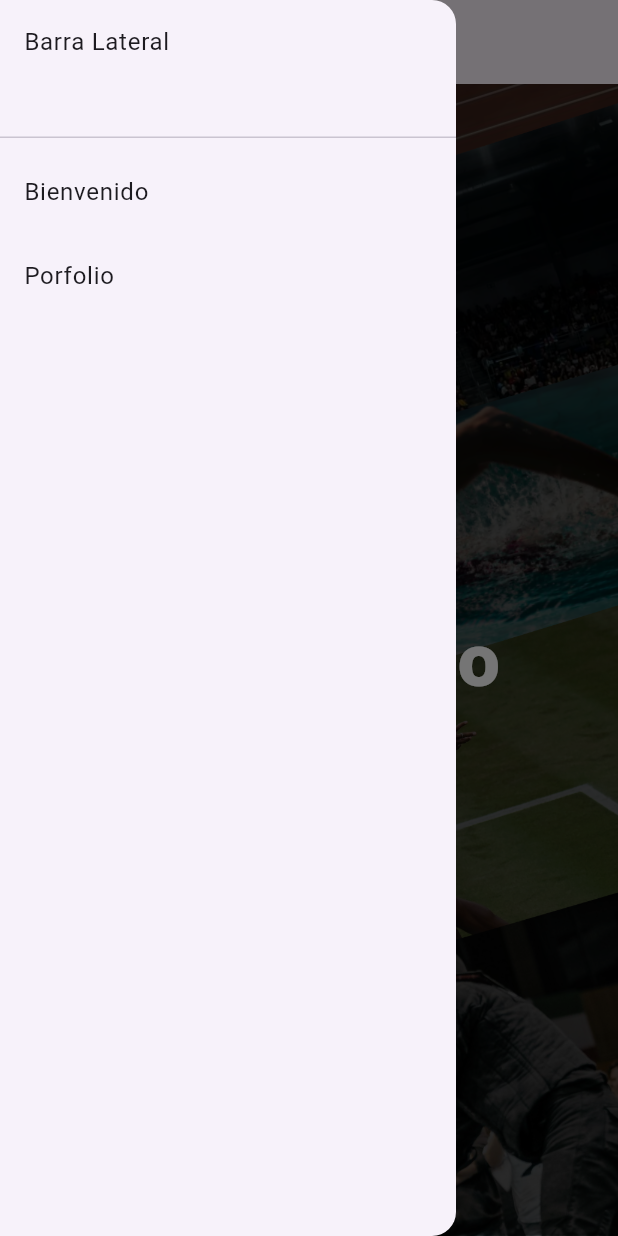
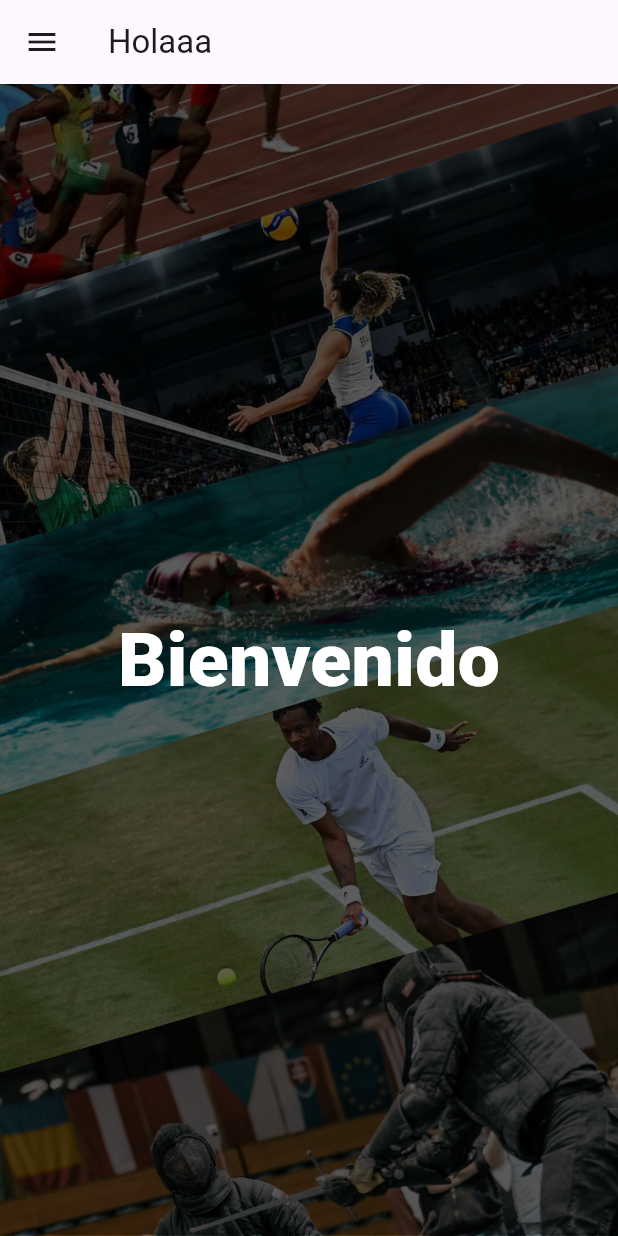
Before and after one commit to reiizamo/PGL-P2-MyPortfolio, a Flutter app: the screen it shows after launch, in the side drawer, after a tap on "Bienvenido", on a phone screen of 412 x 824 dp. Run offline on Flutter 3.47's test engine with Material 3 defaults, Android fonts, the light colour scheme and no system bars.

Commit message:
mainPage structure

```diff
--- a/lib/app.dart
+++ b/lib/app.dart
@@ -1,5 +1,5 @@
 import 'package:flutter/material.dart';
-import 'package:proyecto_canario/pages/home_page.dart';
+import 'package:proyecto_canario/pages/main_page.dart';
 
 class MyApp extends StatelessWidget {
   const MyApp({super.key});
@@ -8,7 +8,7 @@
   Widget build(BuildContext context) {
     return MaterialApp(
       title: "Proyecto Canario",
-      home: HomePage()
+      home: MainPage(),
     );
   }
 }
--- /dev/null
+++ b/lib/pages/demo_page.dart
@@ -0,0 +1,12 @@
+import 'package:flutter/material.dart';
+
+class DemoPage extends StatelessWidget {
+  const DemoPage({super.key});
+
+  @override
+  Widget build(BuildContext context) {
+    return Container(
+      child: Text("Hellooo"),
+    );
+  }
+}
--- a/lib/pages/home_page.dart
+++ b/lib/pages/home_page.dart
@@ -5,9 +5,7 @@
 
   @override
   Widget build(BuildContext context) {
-    return Scaffold(
-      appBar: AppBar(title: Text("Holaa")),
-      body: Container(
+    return Container(
         decoration: BoxDecoration(
           image: DecorationImage(
             image: AssetImage("assets/images/Background_App.png"),
@@ -24,32 +22,6 @@
             ),
           ),
         ),
-      ),
-      drawer: Drawer(
-        child: ListView(
-          padding: EdgeInsets.zero,
-          children: [
-            SizedBox(
-              height: 100,
-              child: DrawerHeader(
-                child: Text("Barra Lateral"),
-              ),
-            ),
-            ListTile(
-              title: Text("Bienvenido"),
-              onTap: () {
-
-              },
-            ),
-            ListTile(
-              title: Text("Porfolio"),
-              onTap: () {
-
-              },
-            )
-          ],
-        ),
-      ),
-    );
+      );
   }
 }
--- /dev/null
+++ b/lib/pages/main_page.dart
@@ -0,0 +1,62 @@
+import 'package:flutter/material.dart';
+import 'package:proyecto_canario/pages/demo_page.dart';
+import 'package:proyecto_canario/pages/home_page.dart';
+
+class MainPage extends StatefulWidget {
+  @override
+  State<MainPage> createState() => _MainPageState();
+}
+
+class _MainPageState extends State<MainPage> {
+  int _selectedIndex = 0;
+  String _appbarText = "Holaaa";
+
+  static const List<Widget> _pages = [
+    HomePage(),
+    DemoPage()
+  ];
+
+  void _onItemTapped(int index, String text) {
+    setState((){
+      _selectedIndex = index;
+      _appbarText = text;
+    });
+  }
+
+  @override
+  Widget build(BuildContext context) {
+    return Scaffold(
+      appBar: AppBar(title: Text(_appbarText),),
+      body: _pages[_selectedIndex],
+      drawer: Drawer(
+        child: ListView(
+          padding: EdgeInsets.zero,
+          children: [
+            SizedBox(
+              height: 100,
+              child: DrawerHeader(
+                child: Text("Barra Lateral")
+              ),
+            ),
+            ListTile(
+              title: Text("Bienvenido"),
+              selected: _selectedIndex == 0,
+              onTap:() {
+                _onItemTapped(0, "Holaaa");
+                Navigator.pop(context);
+              },
+            ),
+            ListTile(
+              title: Text("Porfolio"),
+              selected: _selectedIndex == 1,
+              onTap: () {
+                _onItemTapped(1, "PROfolio");
+                Navigator.pop(context);
+              },
+            )
+          ],
+        ),
+      ),
+    );
+  }
+}
```
